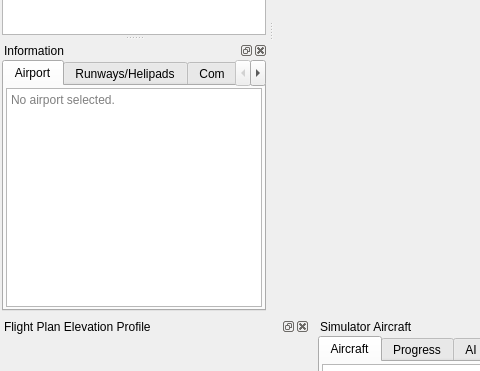
Qt form src/gui/mainwindow.ui (albar965/littlenavmap) before a commit; both pictures show x 0 to 480 and y 384 to 755 of the 1280 by 913 pixel window.
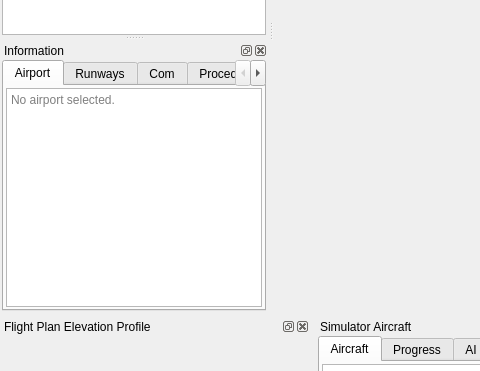
The same form after that commit. Icons and pictures are not drawn.

Commit message: Added tooltips for all tabs on main window.

The edit to the form file:
```diff
--- a/src/gui/mainwindow.ui
+++ b/src/gui/mainwindow.ui
@@ -3689,7 +3689,10 @@
        </widget>
        <widget class="QWidget" name="tabRunwayInfo">
         <attribute name="title">
-         <string>Runways/Helipads</string>
+         <string>Runways</string>
+        </attribute>
+        <attribute name="toolTip">
+         <string>Runway and helipad information</string>
         </attribute>
         <layout class="QVBoxLayout" name="verticalLayout_8">
          <property name="spacing">
@@ -3832,7 +3835,10 @@
        </widget>
        <widget class="QWidget" name="tabNavaidInfo">
         <attribute name="title">
-         <string>Navaid/Airways</string>
+         <string>Navaids</string>
+        </attribute>
+        <attribute name="toolTip">
+         <string>VOR, NDB, waypoint, airway and userpoint information</string>
         </attribute>
         <layout class="QVBoxLayout" name="verticalLayout_14">
          <property name="spacing">
```
Left out of the diff: 39 changed lines with no effect on the pictures.
